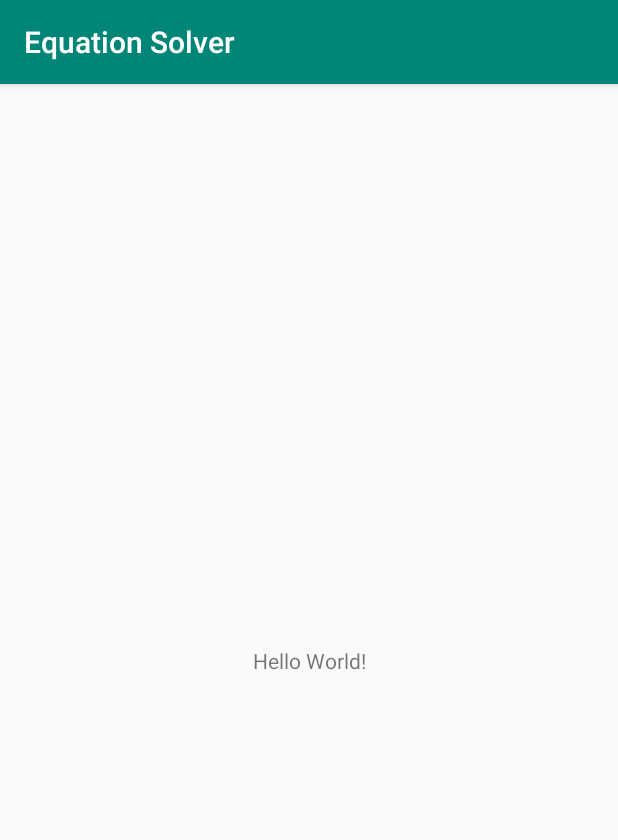
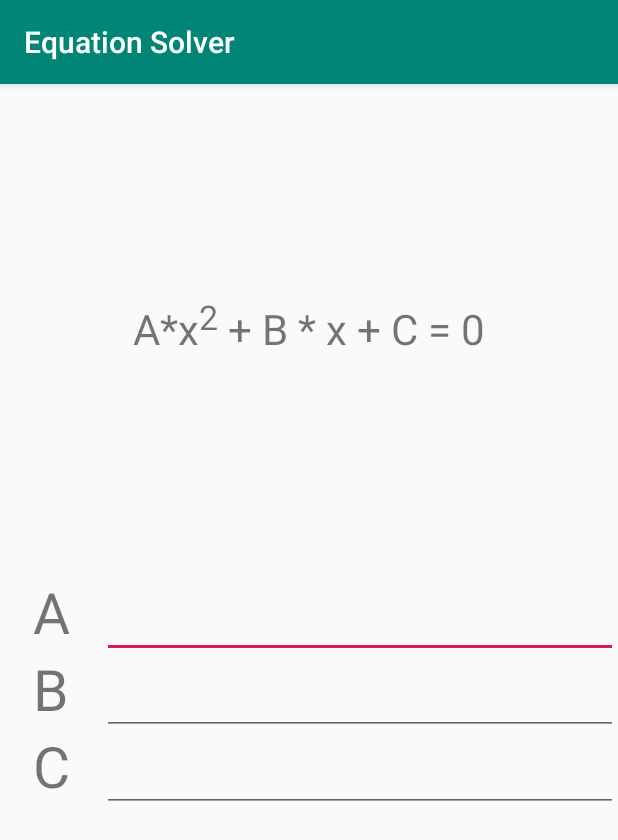
Before and after one commit to Mikhail75/mobile, an Android app: the screen it shows after launch (MainActivity), on a phone screen of 412 x 824 dp. Shown: the top 840 px of the screen. Run offline under Robolectric (Android 15) with nearby library versions, the light colour scheme and no system bars.

Commit message:
[Lab01] [EquationSolver] Сверстал часть вертикального макета

```diff
--- a/Lab01/app/build.gradle
+++ b/Lab01/app/build.gradle
@@ -8,7 +8,7 @@ android {
     compileSdkVersion 28
     defaultConfig {
         applicationId "com.mg.equation.solver"
-        minSdkVersion 19
+        minSdkVersion 16
         targetSdkVersion 28
         versionCode 1
         versionName "1.0"
--- a/Lab01/app/src/main/java/com/mg/equation/solver/MainActivity.kt
+++ b/Lab01/app/src/main/java/com/mg/equation/solver/MainActivity.kt
@@ -2,11 +2,15 @@ package com.mg.equation.solver
 
 import android.support.v7.app.AppCompatActivity
 import android.os.Bundle
+import android.text.Html
+import kotlinx.android.synthetic.main.activity_main.*
 
 class MainActivity : AppCompatActivity() {
 
     override fun onCreate(savedInstanceState: Bundle?) {
         super.onCreate(savedInstanceState)
         setContentView(R.layout.activity_main)
+
+        textView3.text = Html.fromHtml("A*x<sup><small>2</small></sup> + B * x + C = 0")
     }
 }
--- /dev/null
+++ b/Lab01/app/src/main/res/layout-land/activity_main.xml
@@ -0,0 +1,18 @@
+<?xml version="1.0" encoding="utf-8"?>
+<android.support.constraint.ConstraintLayout xmlns:android="http://schemas.android.com/apk/res/android"
+    xmlns:app="http://schemas.android.com/apk/res-auto"
+    xmlns:tools="http://schemas.android.com/tools"
+    android:layout_width="match_parent"
+    android:layout_height="match_parent"
+    tools:context=".MainActivity">
+
+    <TextView
+            android:layout_width="wrap_content"
+            android:layout_height="wrap_content"
+            android:text="Landscape!"
+            app:layout_constraintBottom_toBottomOf="parent"
+            app:layout_constraintLeft_toLeftOf="parent"
+            app:layout_constraintRight_toRightOf="parent"
+            app:layout_constraintTop_toTopOf="parent" />
+
+</android.support.constraint.ConstraintLayout>
--- a/Lab01/app/src/main/res/layout/activity_main.xml
+++ b/Lab01/app/src/main/res/layout/activity_main.xml
@@ -1,18 +1,79 @@
 <?xml version="1.0" encoding="utf-8"?>
-<android.support.constraint.ConstraintLayout xmlns:android="http://schemas.android.com/apk/res/android"
-    xmlns:app="http://schemas.android.com/apk/res-auto"
-    xmlns:tools="http://schemas.android.com/tools"
-    android:layout_width="match_parent"
-    android:layout_height="match_parent"
-    tools:context=".MainActivity">
+<LinearLayout xmlns:android="http://schemas.android.com/apk/res/android"
+              xmlns:tools="http://schemas.android.com/tools"
+              android:layout_width="match_parent"
+              android:layout_height="match_parent"
+              tools:context=".MainActivity" android:orientation="vertical">
 
-    <TextView
-        android:layout_width="wrap_content"
-        android:layout_height="wrap_content"
-        android:text="Hello World!"
-        app:layout_constraintBottom_toBottomOf="parent"
-        app:layout_constraintLeft_toLeftOf="parent"
-        app:layout_constraintRight_toRightOf="parent"
-        app:layout_constraintTop_toTopOf="parent" />
+    <LinearLayout
+            android:orientation="horizontal"
+            android:layout_width="match_parent"
+            android:layout_height="wrap_content"
+            android:gravity="center"
+            android:layout_weight="1">
+        <TextView
+                android:text="XXX"
+                android:textSize="28dp"
+                android:layout_width="wrap_content"
+                android:layout_height="wrap_content"
+                android:id="@+id/textView3"/>
+    </LinearLayout>
+    <TableLayout
+            android:layout_width="match_parent"
+            android:layout_height="wrap_content"
+            android:layout_weight="1">
 
-</android.support.constraint.ConstraintLayout>
+        <TableRow android:layout_width="match_parent" android:layout_height="match_parent">
+
+            <TextView
+                    android:text="A"
+                    android:textSize="38dp"
+                    android:textAlignment="center"
+                    android:layout_width="wrap_content"
+                    android:layout_height="wrap_content"
+                    android:id="@+id/textView4"
+                    android:layout_weight="1"/>
+            <EditText
+                    android:layout_width="wrap_content"
+                    android:layout_height="wrap_content"
+                    android:inputType="number"
+                    android:ems="10"
+                    android:id="@+id/editText2"
+                    android:layout_weight="3"/>
+        </TableRow>
+        <TableRow android:layout_width="match_parent" android:layout_height="match_parent">
+            <TextView
+                    android:text="B"
+                    android:textSize="38dp"
+                    android:textAlignment="center"
+                    android:layout_width="wrap_content"
+                    android:layout_height="wrap_content"
+                    android:id="@+id/textView5"
+                    android:layout_weight="1"/>
+            <EditText
+                    android:layout_width="wrap_content"
+                    android:layout_height="wrap_content"
+                    android:inputType="number"
+                    android:ems="10"
+                    android:id="@+id/editText3"
+                    android:layout_weight="3"/>
+        </TableRow>
+        <TableRow android:layout_width="match_parent" android:layout_height="match_parent">
+            <TextView
+                    android:text="C"
+                    android:textSize="38dp"
+                    android:textAlignment="center"
+                    android:layout_width="wrap_content"
+                    android:layout_height="wrap_content"
+                    android:id="@+id/textView6"
+                    android:layout_weight="1"/>
+            <EditText
+                    android:layout_width="wrap_content"
+                    android:layout_height="wrap_content"
+                    android:inputType="number"
+                    android:ems="10"
+                    android:id="@+id/editText4"
+                    android:layout_weight="3"/>
+        </TableRow>
+    </TableLayout>
+</LinearLayout>
```
